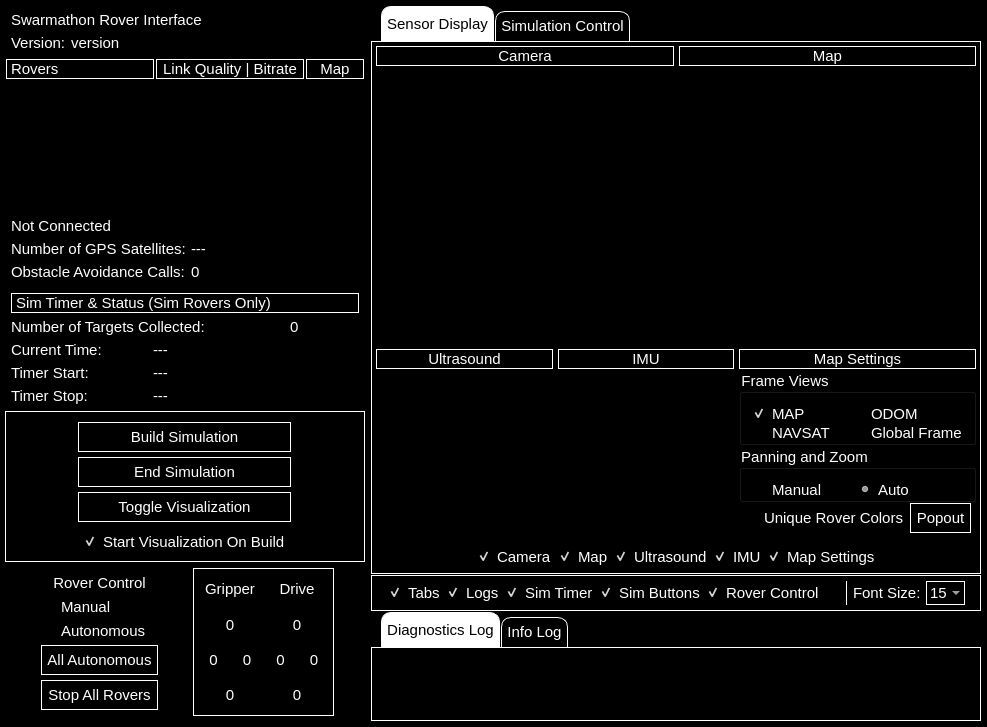
Old version of the form src/rover_gui_plugin.ui in the repository BCLab-UNM/SwarmathonIV-Cabrillo-Public.
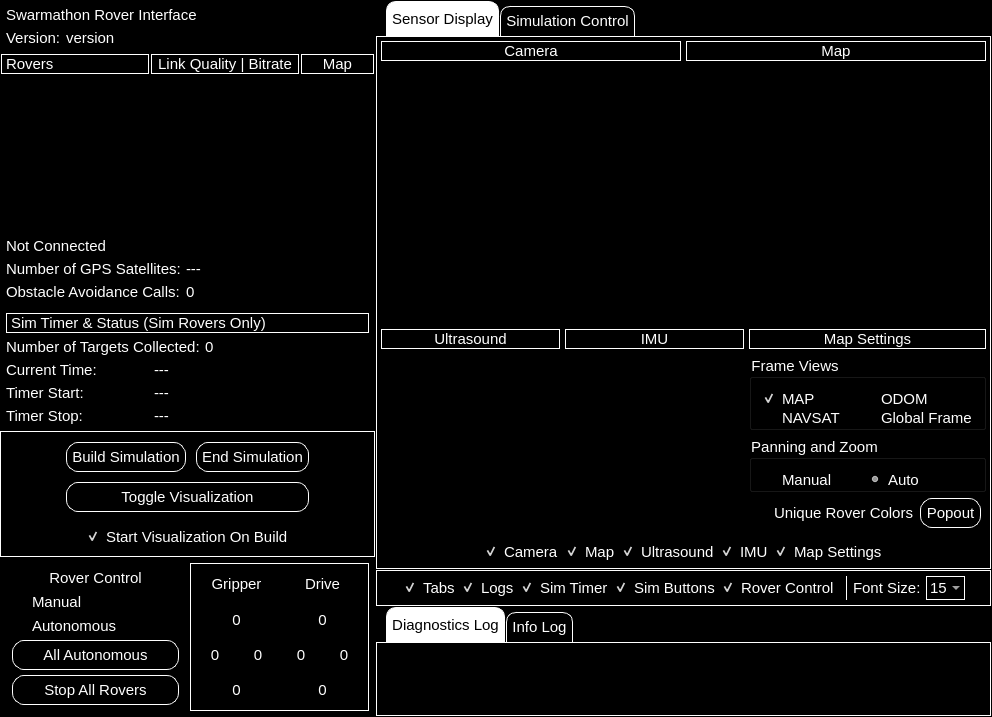
New version of the form. The open tabs and pages were chosen to show the change. Custom widgets are drawn as their Qt base class.

Commit message:
added keyboard input to change font size
press the "-" key to decrease the size of the font

press the "=" key to increase the size of the font

Patch:
```diff
--- a/src/rover_gui_plugin.ui
+++ b/src/rover_gui_plugin.ui
@@ -6,8 +6,8 @@
    <rect>
     <x>0</x>
     <y>0</y>
-    <width>987</width>
-    <height>711</height>
+    <width>992</width>
+    <height>701</height>
    </rect>
   </property>
   <property name="sizePolicy">
@@ -44,19 +44,19 @@
   </property>
   <layout class="QHBoxLayout" name="horizontalLayout_11">
    <property name="spacing">
-    <number>5</number>
+    <number>0</number>
    </property>
    <property name="leftMargin">
-    <number>5</number>
+    <number>0</number>
    </property>
    <property name="topMargin">
-    <number>5</number>
+    <number>0</number>
    </property>
    <property name="rightMargin">
-    <number>5</number>
+    <number>0</number>
    </property>
    <property name="bottomMargin">
-    <number>5</number>
+    <number>0</number>
    </property>
    <item>
     <widget class="QFrame" name="rover_status_frame">
@@ -280,6 +280,12 @@
                 <height>0</height>
                </size>
               </property>
+              <property name="frameShadow">
+               <enum>QFrame::Plain</enum>
+              </property>
+              <property name="resizeMode">
+               <enum>QListView::Adjust</enum>
+              </property>
              </widget>
             </item>
            </layout>
@@ -288,7 +294,7 @@
          <item>
           <widget class="QFrame" name="rover_diags_list_frame">
            <property name="sizePolicy">
-            <sizepolicy hsizetype="Minimum" vsizetype="Preferred">
+            <sizepolicy hsizetype="Preferred" vsizetype="Preferred">
              <horstretch>1</horstretch>
              <verstretch>0</verstretch>
             </sizepolicy>
@@ -365,6 +371,12 @@
                 <height>0</height>
                </size>
               </property>
+              <property name="frameShadow">
+               <enum>QFrame::Plain</enum>
+              </property>
+              <property name="resizeMode">
+               <enum>QListView::Adjust</enum>
+              </property>
              </widget>
             </item>
            </layout>
@@ -373,14 +385,14 @@
          <item>
           <widget class="QFrame" name="map_selection_list_frame">
            <property name="sizePolicy">
-            <sizepolicy hsizetype="Minimum" vsizetype="Preferred">
+            <sizepolicy hsizetype="Preferred" vsizetype="Preferred">
              <horstretch>1</horstretch>
              <verstretch>0</verstretch>
             </sizepolicy>
            </property>
            <property name="minimumSize">
             <size>
-             <width>60</width>
+             <width>75</width>
              <height>0</height>
             </size>
            </property>
@@ -450,6 +462,18 @@
                 <height>0</height>
                </size>
               </property>
+              <property name="frameShadow">
+               <enum>QFrame::Plain</enum>
+              </property>
+              <property name="verticalScrollBarPolicy">
+               <enum>Qt::ScrollBarAsNeeded</enum>
+              </property>
+              <property name="horizontalScrollBarPolicy">
+               <enum>Qt::ScrollBarAsNeeded</enum>
+              </property>
+              <property name="resizeMode">
+               <enum>QListView::Adjust</enum>
+              </property>
              </widget>
             </item>
            </layout>
@@ -490,6 +514,12 @@
          </property>
          <item row="2" column="0">
           <widget class="QLabel" name="label_25">
+           <property name="sizePolicy">
+            <sizepolicy hsizetype="Fixed" vsizetype="Preferred">
+             <horstretch>0</horstretch>
+             <verstretch>0</verstretch>
+            </sizepolicy>
+           </property>
            <property name="styleSheet">
             <string notr="true">color: rgb(255, 255, 255);</string>
            </property>
@@ -527,7 +557,7 @@
          <item row="1" column="0">
           <widget class="QLabel" name="label_24">
            <property name="sizePolicy">
-            <sizepolicy hsizetype="Preferred" vsizetype="Preferred">
+            <sizepolicy hsizetype="Fixed" vsizetype="Preferred">
              <horstretch>4</horstretch>
              <verstretch>0</verstretch>
             </sizepolicy>
@@ -602,7 +632,7 @@
          <item row="11" column="0">
           <widget class="QLabel" name="label_28">
            <property name="sizePolicy">
-            <sizepolicy hsizetype="Preferred" vsizetype="Preferred">
+            <sizepolicy hsizetype="Fixed" vsizetype="Preferred">
              <horstretch>4</horstretch>
              <verstretch>1</verstretch>
             </sizepolicy>
@@ -790,88 +820,123 @@
          <property name="bottomMargin">
           <number>5</number>
          </property>
-         <property name="spacing">
-          <number>5</number>
-         </property>
-         <item row="1" column="0">
-          <widget class="QPushButton" name="clear_simulation_button">
-           <property name="sizePolicy">
-            <sizepolicy hsizetype="Preferred" vsizetype="Preferred">
-             <horstretch>1</horstretch>
-             <verstretch>1</verstretch>
-            </sizepolicy>
-           </property>
-           <property name="styleSheet">
-            <string notr="true">color: rgb(255, 255, 255);
-border-color: rgb(255, 255, 255);
-border: 1px solid white;
-padding: 5px;
-</string>
-           </property>
-           <property name="text">
-            <string>End Simulation</string>
-           </property>
-          </widget>
-         </item>
-         <item row="3" column="0">
-          <widget class="QCheckBox" name="start_visualization_on_build_checkbox">
-           <property name="sizePolicy">
-            <sizepolicy hsizetype="Fixed" vsizetype="Preferred">
-             <horstretch>1</horstretch>
-             <verstretch>1</verstretch>
-            </sizepolicy>
-           </property>
-           <property name="styleSheet">
-            <string notr="true">color: rgb(255, 255, 255);
-padding: 5px;
-/* font: 9pt &quot;Ubuntu&quot;; */</string>
-           </property>
-           <property name="text">
-            <string>Start Visualization On Build</string>
-           </property>
-           <property name="checked">
-            <bool>true</bool>
-           </property>
-          </widget>
-         </item>
          <item row="0" column="0">
-          <widget class="QPushButton" name="build_simulation_button">
+          <widget class="QFrame" name="frame">
            <property name="sizePolicy">
-            <sizepolicy hsizetype="Preferred" vsizetype="Preferred">
-             <horstretch>1</horstretch>
-             <verstretch>1</verstretch>
+            <sizepolicy hsizetype="Fixed" vsizetype="Fixed">
+             <horstretch>0</horstretch>
+             <verstretch>0</verstretch>
             </sizepolicy>
            </property>
-           <property name="styleSheet">
-            <string notr="true">color: rgb(255, 255, 255);
+           <property name="frameShape">
+            <enum>QFrame::NoFrame</enum>
+           </property>
+           <property name="frameShadow">
+            <enum>QFrame::Plain</enum>
+           </property>
+           <layout class="QGridLayout" name="gridLayout_10">
+            <property name="leftMargin">
+             <number>0</number>
+            </property>
+            <property name="topMargin">
+             <number>0</number>
+            </property>
+            <property name="rightMargin">
+             <number>0</number>
+            </property>
+            <property name="bottomMargin">
+             <number>0</number>
+            </property>
+            <property name="spacing">
+             <number>10</number>
+            </property>
+            <item row="0" column="1">
+             <widget class="QPushButton" name="clear_simulation_button">
+              <property name="sizePolicy">
+               <sizepolicy hsizetype="Preferred" vsizetype="Preferred">
+                <horstretch>1</horstretch>
+                <verstretch>1</verstretch>
+               </sizepolicy>
+              </property>
+              <property name="styleSheet">
+               <string notr="true">color: rgb(255, 255, 255);
 border-color: rgb(255, 255, 255);
 border: 1px solid white;
 padding: 5px;
+border-radius: 12px;
+
 </string>
-           </property>
-           <property name="text">
-            <string>Build Simulation</string>
-           </property>
-          </widget>
-         </item>
-         <item row="2" column="0">
-          <widget class="QPushButton" name="visualize_simulation_button">
-           <property name="sizePolicy">
-            <sizepolicy hsizetype="Preferred" vsizetype="Preferred">
-             <horstretch>1</horstretch>
-             <verstretch>1</verstretch>
-            </sizepolicy>
-           </property>
-           <property name="styleSheet">
-            <string notr="true">color: rgb(255, 255, 255);
+              </property>
+              <property name="text">
+               <string>End Simulation</string>
+              </property>
+             </widget>
+            </item>
+            <item row="0" column="0">
+             <widget class="QPushButton" name="build_simulation_button">
+              <property name="sizePolicy">
+               <sizepolicy hsizetype="Preferred" vsizetype="Preferred">
+                <horstretch>1</horstretch>
+                <verstretch>1</verstretch>
+               </sizepolicy>
+              </property>
+              <property name="styleSheet">
+               <string notr="true">color: rgb(255, 255, 255);
 border-color: rgb(255, 255, 255);
 border: 1px solid white;
 padding: 5px;
+border-radius: 12px;
+
 </string>
-           </property>
-           <property name="text">
-            <string>Toggle Visualization</string>
-           </property>
+              </property>
+              <property name="text">
+               <string>Build Simulation</string>
+              </property>
+             </widget>
+            </item>
+            <item row="2" column="0" colspan="2" alignment="Qt::AlignHCenter|Qt::AlignVCenter">
+             <widget class="QCheckBox" name="start_visualization_on_build_checkbox">
+              <property name="sizePolicy">
+               <sizepolicy hsizetype="Preferred" vsizetype="Preferred">
+                <horstretch>1</horstretch>
+                <verstretch>1</verstretch>
+               </sizepolicy>
+              </property>
+              <property name="styleSheet">
+               <string notr="true">color: rgb(255, 255, 255);
+padding: 5px;
+/* font: 9pt &quot;Ubuntu&quot;; */</string>
+              </property>
+              <property name="text">
+               <string>Start Visualization On Build</string>
+              </property>
+              <property name="checked">
+               <bool>true</bool>
+              </property>
+             </widget>
+            </item>
+            <item row="1" column="0" colspan="2">
+             <widget class="QPushButton" name="visualize_simulation_button">
+              <property name="sizePolicy">
+               <sizepolicy hsizetype="Preferred" vsizetype="Preferred">
+                <horstretch>1</horstretch>
+                <verstretch>1</verstretch>
+               </sizepolicy>
+              </property>
+              <property name="styleSheet">
+               <string notr="true">color: rgb(255, 255, 255);
+border-color: rgb(255, 255, 255);
+border: 1px solid white;
+padding: 5px;
+border-radius: 12px;
+</string>
+              </property>
+              <property name="text">
+               <string>Toggle Visualization</string>
+              </property>
+             </widget>
+            </item>
+           </layout>
           </widget>
          </item>
         </layout>
@@ -910,7 +975,7 @@
          <item>
           <widget class="QFrame" name="rover_control_frame">
            <property name="sizePolicy">
-            <sizepolicy hsizetype="Fixed" vsizetype="Fixed">
+            <sizepolicy hsizetype="Preferred" vsizetype="Fixed">
              <horstretch>1</horstretch>
              <verstretch>1</verstretch>
             </sizepolicy>
@@ -1009,6 +1074,7 @@
 border-color: rgb(255, 255, 255);
 border: 1px solid white;
 padding: 5px;
+border-radius: 12px;
 </string>
               </property>
               <property name="text">
@@ -1028,7 +1094,9 @@
                <string notr="true">color: rgb(255, 255, 255);
 border-color: rgb(255, 255, 255);
 border: 1px solid white;
-padding: 5px;</string>
+padding: 5px;
+border-radius: 12px;
+</string>
               </property>
               <property name="text">
                <string>Stop All Rovers</string>
@@ -1041,7 +1109,7 @@
          <item>
           <widget class="QStackedWidget" name="joystick_frame">
            <property name="sizePolicy">
-            <sizepolicy hsizetype="Fixed" vsizetype="Preferred">
+            <sizepolicy hsizetype="Preferred" vsizetype="Preferred">
              <horstretch>1</horstretch>
              <verstretch>1</verstretch>
             </sizepolicy>
@@ -1314,7 +1382,7 @@
     <widget class="QFrame" name="data_display_frame">
      <property name="sizePolicy">
       <sizepolicy hsizetype="Preferred" vsizetype="Preferred">
-       <horstretch>4</horstretch>
+       <horstretch>3</horstretch>
        <verstretch>0</verstretch>
       </sizepolicy>
      </property>
@@ -1444,6 +1512,12 @@
               <verstretch>3</verstretch>
              </sizepolicy>
             </property>
+            <property name="minimumSize">
+             <size>
+              <width>0</width>
+              <height>0</height>
+             </size>
+            </property>
             <property name="frameShape">
              <enum>QFrame::NoFrame</enum>
             </property>
@@ -1634,9 +1708,27 @@
                <property name="sizePolicy">
                 <sizepolicy hsizetype="Preferred" vsizetype="Preferred">
                  <horstretch>1</horstretch>
-                 <verstretch>0</verstretch>
+                 <verstretch>1</verstretch>
                 </sizepolicy>
                </property>
+               <property name="minimumSize">
+                <size>
+                 <width>0</width>
+                 <height>0</height>
+                </size>
+               </property>
+               <property name="sizeIncrement">
+                <size>
+                 <width>0</width>
+                 <height>0</height>
+                </size>
+               </property>
+               <property name="baseSize">
+                <size>
+                 <width>0</width>
+                 <height>0</height>
+                </size>
+               </property>
                <property name="frameShape">
                 <enum>QFrame::StyledPanel</enum>
                </property>
@@ -1644,9 +1736,6 @@
                 <enum>QFrame::Raised</enum>
                </property>
                <layout class="QVBoxLayout" name="verticalLayout_12">
-                <property name="spacing">
-                 <number>1</number>
-                </property>
                 <property name="leftMargin">
                  <number>1</number>
                 </property>
@@ -1662,8 +1751,8 @@
                 <item>
                  <widget class="QLabel" name="label_40">
                   <property name="sizePolicy">
-                   <sizepolicy hsizetype="Preferred" vsizetype="Preferred">
-                    <horstretch>2</horstretch>
+                   <sizepolicy hsizetype="Preferred" vsizetype="Fixed">
+                    <horstretch>0</horstretch>
                     <verstretch>0</verstretch>
                    </sizepolicy>
                   </property>
@@ -1705,9 +1794,15 @@
                <property name="sizePolicy">
                 <sizepolicy hsizetype="Preferred" vsizetype="Preferred">
                  <horstretch>1</horstretch>
-                 <verstretch>0</verstretch>
+                 <verstretch>1</verstretch>
                 </sizepolicy>
                </property>
+               <property name="minimumSize">
+                <size>
+                 <width>0</width>
+                 <height>0</height>
+                </size>
+               </property>
                <property name="toolTipDuration">
                 <number>-1</number>
                </property>
@@ -1736,8 +1831,8 @@
                 <item>
                  <widget class="QLabel" name="imu_label">
                   <property name="sizePolicy">
-                   <sizepolicy hsizetype="Preferred" vsizetype="Preferred">
-                    <horstretch>2</horstretch>
+                   <sizepolicy hsizetype="Preferred" vsizetype="Fixed">
+                    <horstretch>0</horstretch>
                     <verstretch>0</verstretch>
                    </sizepolicy>
                   </property>
@@ -1788,10 +1883,7 @@
                <property name="frameShadow">
                 <enum>QFrame::Raised</enum>
                </property>
-               <layout class="QVBoxLayout" name="verticalLayout_7">
-                <property name="spacing">
-                 <number>1</number>
-                </property>
+               <layout class="QGridLayout" name="gridLayout_15">
                 <property name="leftMargin">
                  <number>1</number>
                 </property>
@@ -1804,11 +1896,125 @@
                 <property name="bottomMargin">
                  <number>1</number>
                 </property>
-                <item>
+                <item row="3" column="0">
+                 <widget class="QFrame" name="unique_rover_color_frame">
+                  <property name="frameShape">
+                   <enum>QFrame::NoFrame</enum>
+                  </property>
+                  <property name="frameShadow">
+                   <enum>QFrame::Plain</enum>
+                  </property>
+                  <layout class="QHBoxLayout" name="horizontalLayout_6">
+                   <property name="spacing">
+                    <number>5</number>
+                   </property>
+                   <property name="leftMargin">
+                    <number>5</number>
+                   </property>
+                   <property name="topMargin">
+                    <number>0</number>
+                   </property>
+                   <property name="rightMargin">
+                    <number>5</number>
+                   </property>
+                   <property name="bottomMargin">
+                    <number>5</number>
+                   </property>
+                   <item>
+                    <widget class="QCheckBox" name="unique_rover_colors_checkbox">
+                     <property name="styleSheet">
+                      <string notr="true">color: rgb(255, 255, 255);</string>
+                     </property>
+                     <property name="text">
+                      <string>Unique Rover Colors</string>
+                     </property>
+                    </widget>
+                   </item>
+                   <item>
+                    <widget class="QPushButton" name="map_popout_button">
+                     <property name="sizePolicy">
+                      <sizepolicy hsizetype="Preferred" vsizetype="Preferred">
+                       <horstretch>0</horstretch>
+                       <verstretch>0</verstretch>
+                      </sizepolicy>
+                     </property>
+                     <property name="styleSheet">
+                      <string notr="true">color: rgb(255, 255, 255);
+border-color: rgb(255, 255, 255);
+border: 1px solid white;
+padding: 5px;
+border-radius: 12px;
+</string>
+                     </property>
+                     <property name="text">
+                      <string>Popout</string>
+                     </property>
+                    </widget>
+                   </item>
+                  </layout>
+                 </widget>
+                </item>
+                <item row="2" column="0">
+                 <widget class="QGroupBox" name="groupBox_3">
+                  <property name="sizePolicy">
+                   <sizepolicy hsizetype="Preferred" vsizetype="Preferred">
+                    <horstretch>0</horstretch>
+                    <verstretch>1</verstretch>
+                   </sizepolicy>
+                  </property>
+                  <property name="styleSheet">
+                   <string notr="true">color: rgb(255, 255, 255);</string>
+                  </property>
+                  <property name="title">
+                   <string>Panning and Zoom</string>
+                  </property>
+                  <layout class="QGridLayout" name="gridLayout_24">
+                   <property name="leftMargin">
+                    <number>10</number>
+                   </property>
+                   <property name="topMargin">
+                    <number>10</number>
+                   </property>
+                   <property name="rightMargin">
+                    <number>10</number>
+                   </property>
+                   <property name="bottomMargin">
+                    <number>0</number>
+                   </property>
+                   <property name="spacing">
+                    <number>0</number>
+                   </property>
+                   <item row="1" column="0">
+                    <widget class="QRadioButton" name="map_manual_radio_button">
+                     <property name="styleSheet">
+                      <string notr="true">color: rgb(255, 255, 255);</string>
+                     </property>
+                     <property name="text">
+                      <string>Manual</string>
+                     </property>
+                    </widget>
+                   </item>
+                   <item row="1" column="1">
+                    <widget class="QRadioButton" name="map_auto_radio_button">
+                     <property name="styleSheet">
+                      <string notr="true">color: rgb(255, 255, 255);</string>
+                     </property>
+                     <property name="text">
+                      <string>Auto</string>
+                     </property>
+                     <property name="checked">
+                      <bool>true</bool>
+                     </property>
+                    </widget>
+                   </item>
+                  </layout>
+                 </widget>
+                </item>
+                <item row="0" column="0">
                  <widget class="QLabel" name="label_42">
                   <property name="sizePolicy">
-                   <sizepolicy hsizetype="Preferred" vsizetype="Preferred">
-                    <horstretch>3</horstretch>
+                   <sizepolicy hsizetype="Preferred" vsizetype="Fixed">
+                    <horstretch>0</horstretch>
                     <verstretch>0</verstretch>
                    </sizepolicy>
                   </property>
@@ -1826,7 +2032,7 @@
                   </property>
                  </widget>
                 </item>
-                <item>
+                <item row="1" column="0">
                  <widget class="QGroupBox" name="groupBox_2">
                   <property name="sizePolicy">
                    <sizepolicy hsizetype="Preferred" vsizetype="Preferred">
@@ -1902,119 +2108,6 @@
                   </layout>
                  </widget>
                 </item>
-                <item>
-                 <widget class="QGroupBox" name="groupBox_3">
-                  <property name="sizePolicy">
-                   <sizepolicy hsizetype="Preferred" vsizetype="Preferred">
-                    <horstretch>0</horstretch>
-                    <verstretch>1</verstretch>
-                   </sizepolicy>
-                  </property>
-                  <property name="styleSheet">
-                   <string notr="true">color: rgb(255, 255, 255);</string>
-                  </property>
-                  <property name="title">
-                   <string>Panning and Zoom</string>
-                  </property>
-                  <layout class="QGridLayout" name="gridLayout_24">
-                   <property name="leftMargin">
-                    <number>10</number>
-                   </property>
-                   <property name="topMargin">
-                    <number>10</number>
-                   </property>
-                   <property name="rightMargin">
-                    <number>10</number>
-                   </property>
-                   <property name="bottomMargin">
-                    <number>0</number>
-                   </property>
-                   <property name="spacing">
-                    <number>0</number>
-                   </property>
-                   <item row="0" column="0">
-                    <widget class="QRadioButton" name="map_manual_radio_button">
-                     <property name="styleSheet">
-                      <string notr="true">color: rgb(255, 255, 255);</string>
-                     </property>
-                     <property name="text">
-                      <string>Manual</string>
-                     </property>
-                    </widget>
-                   </item>
-                   <item row="0" column="1">
-                    <widget class="QRadioButton" name="map_auto_radio_button">
-                     <property name="styleSheet">
-                      <string notr="true">color: rgb(255, 255, 255);</string>
-                     </property>
-                     <property name="text">
-                      <string>Auto</string>
-                     </property>
-                     <property name="checked">
-                      <bool>true</bool>
-                     </property>
-                    </widget>
-                   </item>
-                  </layout>
-                 </widget>
-                </item>
-                <item>
-                 <widget class="QFrame" name="frame_14">
-                  <property name="frameShape">
-                   <enum>QFrame::NoFrame</enum>
-                  </property>
-                  <property name="frameShadow">
-                   <enum>QFrame::Plain</enum>
-                  </property>
-                  <layout class="QHBoxLayout" name="horizontalLayout_6">
-                   <property name="spacing">
-                    <number>5</number>
-                   </property>
-                   <property name="leftMargin">
-                    <number>5</number>
-                   </property>
-                   <property name="topMargin">
-                    <number>0</number>
-                   </property>
-                   <property name="rightMargin">
-                    <number>5</number>
-                   </property>
-                   <property name="bottomMargin">
-                    <number>5</number>
-                   </property>
-                   <item>
-                    <widget class="QCheckBox" name="unique_rover_colors_checkbox">
-                     <property name="styleSheet">
-                      <string notr="true">color: rgb(255, 255, 255);</string>
-                     </property>
-                     <property name="text">
-                      <string>Unique Rover Colors</string>
-                     </property>
-                    </widget>
-                   </item>
-                   <item>
-                    <widget class="QPushButton" name="map_popout_button">
-                     <property name="sizePolicy">
-                      <sizepolicy hsizetype="Preferred" vsizetype="Preferred">
-                       <horstretch>0</horstretch>
-                       <verstretch>0</verstretch>
-                      </sizepolicy>
-                     </property>
-                     <property name="styleSheet">
-                      <string notr="true">color: rgb(255, 255, 255);
-border-color: rgb(255, 255, 255);
-border: 1px solid white;
-padding: 5px;
-</string>
-                     </property>
-                     <property name="text">
-                      <string>Popout</string>
-                     </property>
-                    </widget>
-                   </item>
-                  </layout>
-                 </widget>
-                </item>
                </layout>
               </widget>
              </item>
@@ -2040,7 +2133,7 @@
           <item>
            <widget class="QFrame" name="sensor_display_checkbox_frame">
             <property name="sizePolicy">
-             <sizepolicy hsizetype="Preferred" vsizetype="Fixed">
+             <sizepolicy hsizetype="Preferred" vsizetype="Preferred">
               <horstretch>1</horstretch>
               <verstretch>0</verstretch>
              </sizepolicy>
@@ -5010,9 +5103,12 @@
            <property name="orientation">
             <enum>Qt::Horizontal</enum>
            </property>
+           <property name="sizeType">
+            <enum>QSizePolicy::Minimum</enum>
+           </property>
            <property name="sizeHint" stdset="0">
             <size>
-             <width>20</width>
+             <width>5</width>
              <height>0</height>
             </size>
            </property>
```
Left out of the diff: 86 changed lines with no effect on the pictures. The commit also changes 1 other file.
